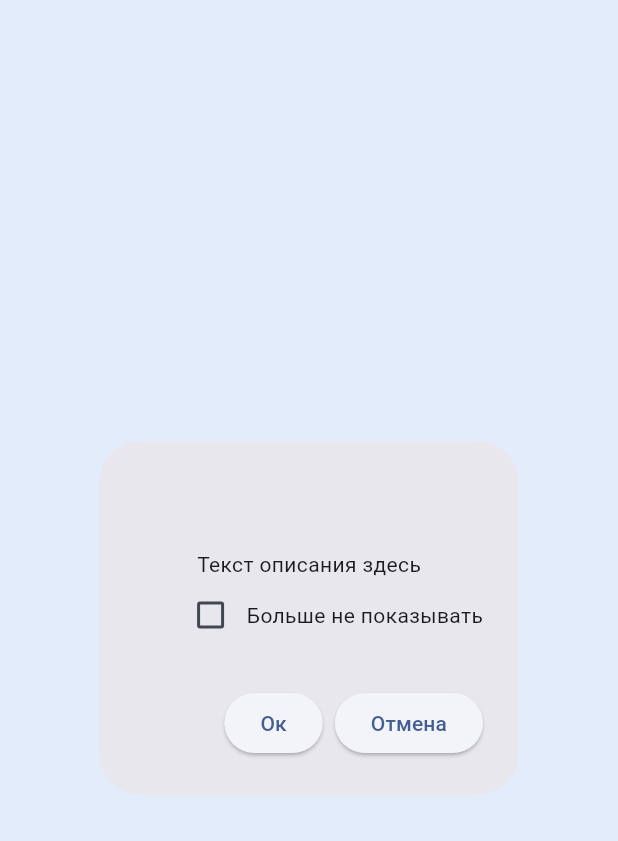
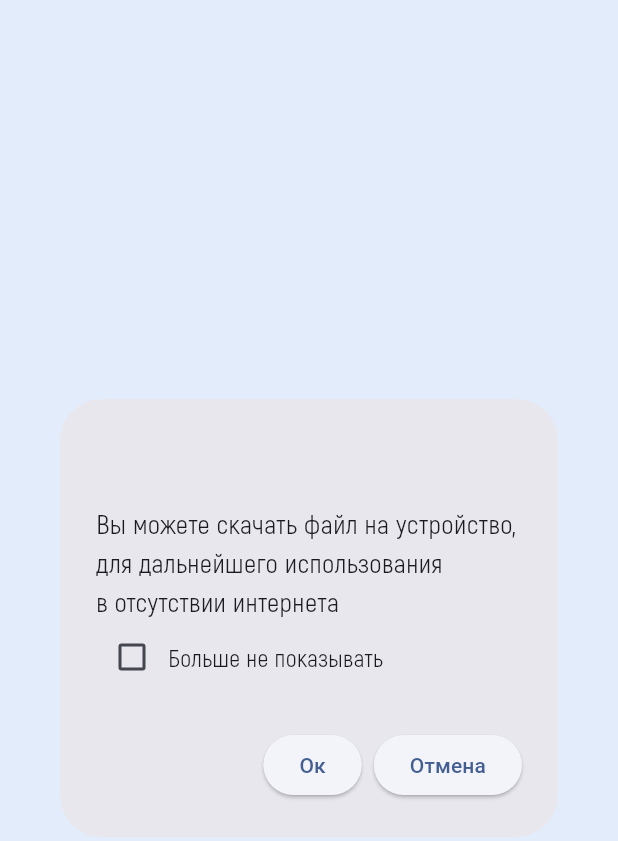
Before and after one commit to yakut54/pack_app, a Flutter app: the PopupDialog widget shown alone on an empty page, opened directly with empty values, on a phone screen of 412 x 824 dp. Shown: the top 841 px of the screen. Run offline on Flutter 3.47's test engine with Material 3 defaults, Android fonts, the phone set to English and light mode, and no system bars; our stand-ins replace audioplayers, connectivity_plus, dio, equatable, flutter_bloc, get_it and 1 more; network calls fail.

```diff
--- a/lib/app/screens/Description/ui/popup_widget.dart
+++ b/lib/app/screens/Description/ui/popup_widget.dart
@@ -1,4 +1,5 @@
 import 'package:flutter/material.dart';
+import 'package:pack_app/app/router/export.dart';
 
 class PopupDialog extends StatefulWidget {
   final String file;
@@ -18,13 +19,16 @@ class PopupDialogState extends State<PopupDialog> {
   @override
   Widget build(BuildContext context) {
     return AlertDialog(
-      title: Text(widget.file),
+      title: Text(widget.file, style: TextStyle(fontFamily: FontFamily.semiFont, fontSize: 22)),
       content: Column(
         mainAxisSize: MainAxisSize.min,
         children: [
-          const Text('Текст описания здесь'),
+          const Text(
+            'Вы можете скачать файл на устройство, для дальнейшего использования \nв отсутствии интернета',
+            style: TextStyle(fontFamily: FontFamily.regularFont, fontSize: 18),
+          ),
           Row(
-            mainAxisAlignment: MainAxisAlignment.end,
+            mainAxisAlignment: MainAxisAlignment.start,
             children: [
               Checkbox(
                 value: _hideDialog,
@@ -34,7 +38,7 @@ class PopupDialogState extends State<PopupDialog> {
                   });
                 },
               ),
-              const Text('Больше не показывать'),
+              const Text('Больше не показывать', style: TextStyle(fontFamily: FontFamily.regularFont, fontSize: 16)),
             ],
           ),
         ],
--- a/lib/app/screens/Menu/ui/menu.dart
+++ b/lib/app/screens/Menu/ui/menu.dart
@@ -32,6 +32,7 @@ class _MenuState extends State<Menu> {
   @override
   void initState() {
     super.initState();
+
     _checkConnect().then((value) => print(value));
     if (isPhone) {
       _readData();
--- a/pubspec.yaml
+++ b/pubspec.yaml
@@ -11,7 +11,6 @@ dependencies:
   flutter:
     sdk: flutter
   cupertino_icons: ^1.0.2
-  http: ^1.1.0
   flutter_bloc: ^8.1.3
   equatable: ^2.0.5
   get_it: ^7.6.6
@@ -19,6 +18,7 @@ dependencies:
   audioplayers: ^5.2.1
   video_player: ^2.8.2
   path_provider: ^2.1.2
+  dio: ^5.4.0
 
 dev_dependencies:
   flutter_test:
```
Also changed, not shown: lib/app/repositories/pack_repo.dart (+7 -6 lines), pubspec.lock.
